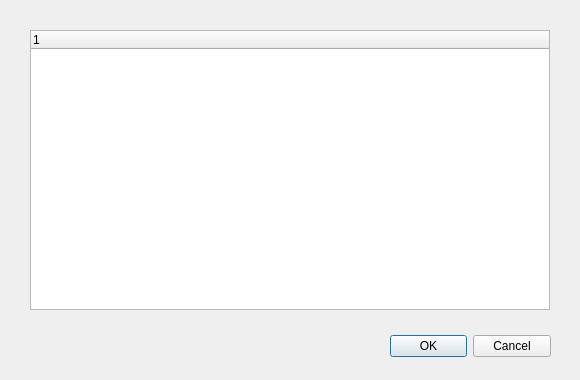
Above: pCloud/directorypickerdialog.ui from pcloudcom/pfs-gui before the change. Below: the same form after it.
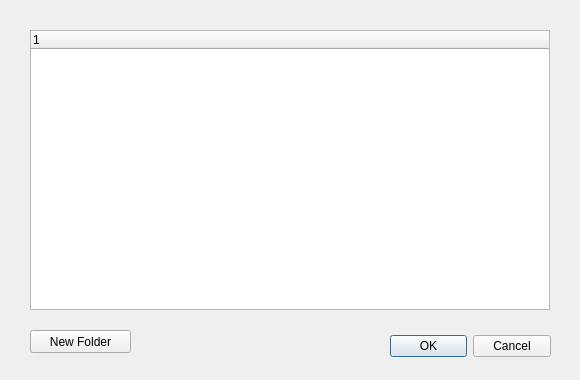
That is the form after the change.

Commit message: Add "New folder" button in directory picker

Patch:
```diff
--- a/pCloud/directorypickerdialog.ui
+++ b/pCloud/directorypickerdialog.ui
@@ -47,14 +47,30 @@
   <widget class="QLabel" name="error">
    <property name="geometry">
     <rect>
-     <x>30</x>
+     <x>150</x>
      <y>330</y>
-     <width>341</width>
+     <width>221</width>
      <height>31</height>
     </rect>
    </property>
    <property name="text">
     <string/>
+   </property>
+   <property name="wordWrap">
+    <bool>true</bool>
+   </property>
+  </widget>
+  <widget class="QPushButton" name="newfolder">
+   <property name="geometry">
+    <rect>
+     <x>30</x>
+     <y>330</y>
+     <width>101</width>
+     <height>23</height>
+    </rect>
+   </property>
+   <property name="text">
+    <string>New Folder</string>
    </property>
   </widget>
  </widget>
```
The commit also changes 2 other files.
